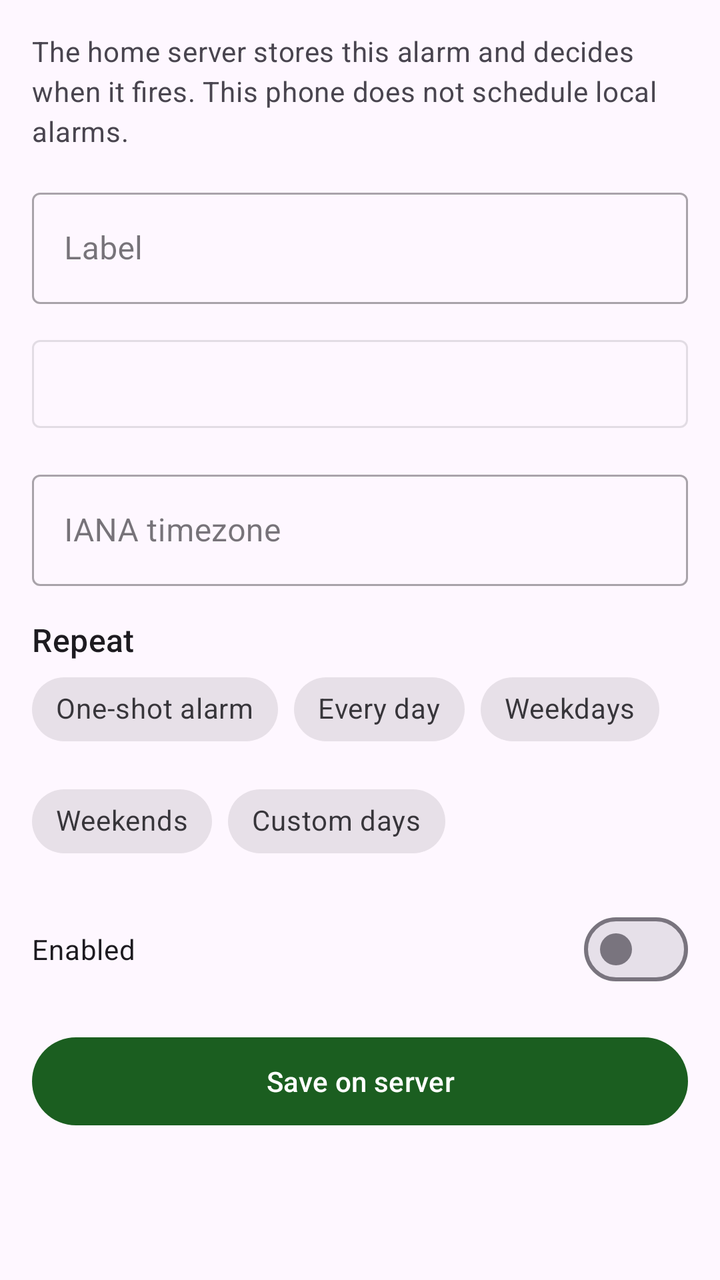
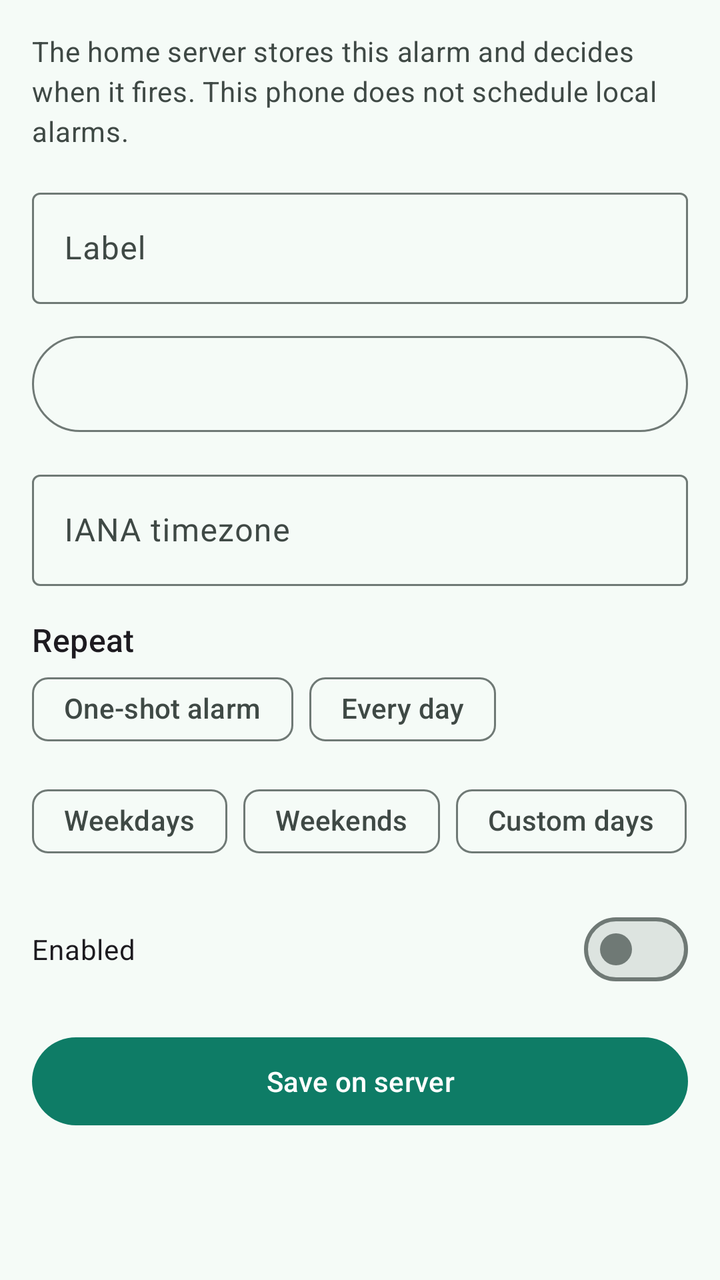

Two renders of the same Android screen: before a commit and after it. Below are the layout's source before the change and the commit's diff.
<!-- AndroidManifest.xml: another module's application theme Theme.Home -->
<!-- res/layout/fragment_alarm_editor.xml -->
<?xml version="1.0" encoding="utf-8"?>
<androidx.core.widget.NestedScrollView xmlns:android="http://schemas.android.com/apk/res/android"
    xmlns:app="http://schemas.android.com/apk/res-auto"
    android:layout_width="match_parent"
    android:layout_height="match_parent"
    android:fillViewport="true">

    <LinearLayout
        android:layout_width="match_parent"
        android:layout_height="wrap_content"
        android:orientation="vertical"
        android:padding="@dimen/alarms_screen_margin">

        <TextView
            android:layout_width="match_parent"
            android:layout_height="wrap_content"
            android:text="@string/alarms_editor_hint"
            android:textAppearance="?attr/textAppearanceBodyMedium"
            android:textColor="?attr/colorOnSurfaceVariant" />

        <com.google.android.material.textfield.TextInputLayout
            android:layout_width="match_parent"
            android:layout_height="wrap_content"
            android:layout_marginTop="16dp"
            android:hint="@string/alarms_editor_label"
            style="@style/Widget.MaterialComponents.TextInputLayout.OutlinedBox">

            <com.google.android.material.textfield.TextInputEditText
                android:id="@+id/alarm_editor_label"
                android:layout_width="match_parent"
                android:layout_height="wrap_content"
                android:imeOptions="actionNext"
                android:inputType="textCapSentences"
                android:maxLength="120" />
        </com.google.android.material.textfield.TextInputLayout>

        <com.google.android.material.button.MaterialButton
            android:id="@+id/alarm_editor_time"
            style="@style/Widget.MaterialComponents.Button.OutlinedButton"
            android:layout_width="match_parent"
            android:layout_height="wrap_content"
            android:layout_marginTop="12dp"
            android:minHeight="56dp"
            android:textAllCaps="false" />

        <com.google.android.material.button.MaterialButton
            android:id="@+id/alarm_editor_date"
            style="@style/Widget.MaterialComponents.Button.OutlinedButton"
            android:layout_width="match_parent"
            android:layout_height="wrap_content"
            android:layout_marginTop="8dp"
            android:minHeight="56dp"
            android:textAllCaps="false"
            android:visibility="gone" />

        <com.google.android.material.textfield.TextInputLayout
            android:layout_width="match_parent"
            android:layout_height="wrap_content"
            android:layout_marginTop="12dp"
            android:hint="@string/alarms_editor_timezone"
            style="@style/Widget.MaterialComponents.TextInputLayout.OutlinedBox">

            <com.google.android.material.textfield.TextInputEditText
                android:id="@+id/alarm_editor_timezone"
                android:layout_width="match_parent"
                android:layout_height="wrap_content"
                android:inputType="textNoSuggestions" />
        </com.google.android.material.textfield.TextInputLayout>

        <TextView
            android:layout_width="match_parent"
            android:layout_height="wrap_content"
            android:layout_marginTop="16dp"
            android:text="@string/alarms_editor_repeat"
            android:textAppearance="?attr/textAppearanceTitleMedium" />

        <com.google.android.material.chip.ChipGroup
            android:id="@+id/alarm_editor_repeat_group"
            android:layout_width="match_parent"
            android:layout_height="wrap_content"
            app:singleLine="false"
            app:singleSelection="true">

            <com.google.android.material.chip.Chip
                android:id="@+id/repeat_once"
                style="@style/Widget.MaterialComponents.Chip.Choice"
                android:layout_width="wrap_content"
                android:layout_height="wrap_content"
                android:checkable="true"
                android:text="@string/alarms_repeat_once" />

            <com.google.android.material.chip.Chip
                android:id="@+id/repeat_daily"
                style="@style/Widget.MaterialComponents.Chip.Choice"
                android:layout_width="wrap_content"
                android:layout_height="wrap_content"
                android:checkable="true"
                android:text="@string/alarms_repeat_daily" />

            <com.google.android.material.chip.Chip
                android:id="@+id/repeat_weekdays"
                style="@style/Widget.MaterialComponents.Chip.Choice"
                android:layout_width="wrap_content"
                android:layout_height="wrap_content"
                android:checkable="true"
                android:text="@string/alarms_repeat_weekdays" />

            <com.google.android.material.chip.Chip
                android:id="@+id/repeat_weekends"
                style="@style/Widget.MaterialComponents.Chip.Choice"
                android:layout_width="wrap_content"
                android:layout_height="wrap_content"
                android:checkable="true"
                android:text="@string/alarms_repeat_weekends" />

            <com.google.android.material.chip.Chip
                android:id="@+id/repeat_custom"
                style="@style/Widget.MaterialComponents.Chip.Choice"
                android:layout_width="wrap_content"
                android:layout_height="wrap_content"
                android:checkable="true"
                android:text="@string/alarms_repeat_custom" />
        </com.google.android.material.chip.ChipGroup>

        <TextView
            android:id="@+id/alarm_editor_days_label"
            android:layout_width="match_parent"
            android:layout_height="wrap_content"
            android:layout_marginTop="12dp"
            android:text="@string/alarms_editor_days"
            android:textAppearance="?attr/textAppearanceTitleMedium"
            android:visibility="gone" />

        <com.google.android.material.chip.ChipGroup
            android:id="@+id/alarm_editor_days_group"
            android:layout_width="match_parent"
            android:layout_height="wrap_content"
            app:singleLine="false"
            app:singleSelection="false"
            android:visibility="gone">

            <com.google.android.material.chip.Chip
                android:id="@+id/day_1"
                style="@style/Widget.MaterialComponents.Chip.Filter"
                android:layout_width="wrap_content"
                android:layout_height="wrap_content"
                android:checkable="true"
                android:text="@string/alarms_day_mon" />

            <com.google.android.material.chip.Chip
                android:id="@+id/day_2"
                style="@style/Widget.MaterialComponents.Chip.Filter"
                android:layout_width="wrap_content"
                android:layout_height="wrap_content"
                android:checkable="true"
                android:text="@string/alarms_day_tue" />

            <com.google.android.material.chip.Chip
                android:id="@+id/day_3"
                style="@style/Widget.MaterialComponents.Chip.Filter"
                android:layout_width="wrap_content"
                android:layout_height="wrap_content"
                android:checkable="true"
                android:text="@string/alarms_day_wed" />

            <com.google.android.material.chip.Chip
                android:id="@+id/day_4"
                style="@style/Widget.MaterialComponents.Chip.Filter"
                android:layout_width="wrap_content"
                android:layout_height="wrap_content"
                android:checkable="true"
                android:text="@string/alarms_day_thu" />

            <com.google.android.material.chip.Chip
                android:id="@+id/day_5"
                style="@style/Widget.MaterialComponents.Chip.Filter"
                android:layout_width="wrap_content"
                android:layout_height="wrap_content"
                android:checkable="true"
                android:text="@string/alarms_day_fri" />

            <com.google.android.material.chip.Chip
                android:id="@+id/day_6"
                style="@style/Widget.MaterialComponents.Chip.Filter"
                android:layout_width="wrap_content"
                android:layout_height="wrap_content"
                android:checkable="true"
                android:text="@string/alarms_day_sat" />

            <com.google.android.material.chip.Chip
                android:id="@+id/day_7"
                style="@style/Widget.MaterialComponents.Chip.Filter"
                android:layout_width="wrap_content"
                android:layout_height="wrap_content"
                android:checkable="true"
                android:text="@string/alarms_day_sun" />
        </com.google.android.material.chip.ChipGroup>

        <com.google.android.material.materialswitch.MaterialSwitch
            android:id="@+id/alarm_editor_enabled"
            android:layout_width="match_parent"
            android:layout_height="wrap_content"
            android:layout_marginTop="16dp"
            android:minHeight="48dp"
            android:text="@string/alarms_enabled" />

        <TextView
            android:id="@+id/alarm_editor_error"
            android:layout_width="match_parent"
            android:layout_height="wrap_content"
            android:layout_marginTop="8dp"
            android:textColor="?attr/colorError"
            android:visibility="gone" />

        <com.google.android.material.button.MaterialButton
            android:id="@+id/alarm_editor_save"
            android:layout_width="match_parent"
            android:layout_height="wrap_content"
            android:layout_marginTop="16dp"
            android:minHeight="52dp"
            android:text="@string/alarms_editor_save" />

        <com.google.android.material.button.MaterialButton
            android:id="@+id/alarm_editor_delete"
            style="@style/Widget.MaterialComponents.Button.TextButton"
            android:layout_width="match_parent"
            android:layout_height="wrap_content"
            android:layout_marginTop="8dp"
            android:minHeight="48dp"
            android:text="@string/alarms_editor_delete"
            android:textColor="?attr/colorError"
            android:visibility="gone" />

        <ProgressBar
            android:id="@+id/alarm_editor_progress"
            android:layout_width="wrap_content"
            android:layout_height="wrap_content"
            android:layout_gravity="center_horizontal"
            android:layout_marginTop="12dp"
            android:visibility="gone" />
    </LinearLayout>
</androidx.core.widget.NestedScrollView>
<!-- resources referenced by this layout -->
<resources>
  <style name="Theme.Home" parent="Theme.Material3.DayNight.NoActionBar">
          <item name="colorPrimary">@color/home_green</item>
          <item name="colorOnPrimary">@color/home_on_green</item>
          <item name="colorPrimaryContainer">@color/home_green_dark</item>
          <item name="colorOnPrimaryContainer">@color/home_on_green</item>
          <item name="colorSecondary">@color/home_teal</item>
          <item name="colorOnSecondary">@color/home_on_teal</item>
          <item name="android:statusBarColor">@color/home_green_dark</item>
          <item name="android:navigationBarColor">?attr/colorSurface</item>
          <item name="android:windowLightStatusBar">false</item>
      </style>
  <color name="home_green">#1B5E20</color>
  <color name="home_on_green">#FFFFFF</color>
  <color name="home_green_dark">#0D3F14</color>
  <color name="home_teal">#00695C</color>
  <color name="home_on_teal">#FFFFFF</color>
  <!-- unchanged entries left out for length: 21 -->
</resources>

<!-- the commit's change to res/layout/fragment_alarm_editor.xml (unified diff, before → after) -->
@@ -23,7 +23,7 @@
             android:layout_height="wrap_content"
             android:layout_marginTop="16dp"
             android:hint="@string/alarms_editor_label"
-            style="@style/Widget.MaterialComponents.TextInputLayout.OutlinedBox">
+            style="@style/Widget.Material3.TextInputLayout.OutlinedBox">
 
             <com.google.android.material.textfield.TextInputEditText
                 android:id="@+id/alarm_editor_label"
@@ -36,7 +36,7 @@
 
         <com.google.android.material.button.MaterialButton
             android:id="@+id/alarm_editor_time"
-            style="@style/Widget.MaterialComponents.Button.OutlinedButton"
+            style="@style/Widget.Material3.Button.OutlinedButton"
             android:layout_width="match_parent"
             android:layout_height="wrap_content"
             android:layout_marginTop="12dp"
@@ -45,7 +45,7 @@
 
         <com.google.android.material.button.MaterialButton
             android:id="@+id/alarm_editor_date"
-            style="@style/Widget.MaterialComponents.Button.OutlinedButton"
+            style="@style/Widget.Material3.Button.OutlinedButton"
             android:layout_width="match_parent"
             android:layout_height="wrap_content"
             android:layout_marginTop="8dp"
@@ -58,7 +58,7 @@
             android:layout_height="wrap_content"
             android:layout_marginTop="12dp"
             android:hint="@string/alarms_editor_timezone"
-            style="@style/Widget.MaterialComponents.TextInputLayout.OutlinedBox">
+            style="@style/Widget.Material3.TextInputLayout.OutlinedBox">
 
             <com.google.android.material.textfield.TextInputEditText
                 android:id="@+id/alarm_editor_timezone"
@@ -83,7 +83,7 @@
 
             <com.google.android.material.chip.Chip
                 android:id="@+id/repeat_once"
-                style="@style/Widget.MaterialComponents.Chip.Choice"
+                style="@style/Widget.Material3.Chip.Filter"
                 android:layout_width="wrap_content"
                 android:layout_height="wrap_content"
                 android:checkable="true"
@@ -91,7 +91,7 @@
 
             <com.google.android.material.chip.Chip
                 android:id="@+id/repeat_daily"
-                style="@style/Widget.MaterialComponents.Chip.Choice"
+                style="@style/Widget.Material3.Chip.Filter"
                 android:layout_width="wrap_content"
                 android:layout_height="wrap_content"
                 android:checkable="true"
@@ -99,7 +99,7 @@
 
             <com.google.android.material.chip.Chip
                 android:id="@+id/repeat_weekdays"
-                style="@style/Widget.MaterialComponents.Chip.Choice"
+                style="@style/Widget.Material3.Chip.Filter"
                 android:layout_width="wrap_content"
                 android:layout_height="wrap_content"
                 android:checkable="true"
@@ -107,7 +107,7 @@
 
             <com.google.android.material.chip.Chip
                 android:id="@+id/repeat_weekends"
-                style="@style/Widget.MaterialComponents.Chip.Choice"
+                style="@style/Widget.Material3.Chip.Filter"
                 android:layout_width="wrap_content"
                 android:layout_height="wrap_content"
                 android:checkable="true"
@@ -115,7 +115,7 @@
 
             <com.google.android.material.chip.Chip
                 android:id="@+id/repeat_custom"
-                style="@style/Widget.MaterialComponents.Chip.Choice"
+                style="@style/Widget.Material3.Chip.Filter"
                 android:layout_width="wrap_content"
                 android:layout_height="wrap_content"
                 android:checkable="true"
@@ -141,7 +141,7 @@
 
             <com.google.android.material.chip.Chip
                 android:id="@+id/day_1"
-                style="@style/Widget.MaterialComponents.Chip.Filter"
+                style="@style/Widget.Material3.Chip.Filter"
                 android:layout_width="wrap_content"
                 android:layout_height="wrap_content"
                 android:checkable="true"
@@ -149,7 +149,7 @@
 
             <com.google.android.material.chip.Chip
                 android:id="@+id/day_2"
-                style="@style/Widget.MaterialComponents.Chip.Filter"
+                style="@style/Widget.Material3.Chip.Filter"
                 android:layout_width="wrap_content"
                 android:layout_height="wrap_content"
                 android:checkable="true"
@@ -157,7 +157,7 @@
 
             <com.google.android.material.chip.Chip
                 android:id="@+id/day_3"
-                style="@style/Widget.MaterialComponents.Chip.Filter"
+                style="@style/Widget.Material3.Chip.Filter"
                 android:layout_width="wrap_content"
                 android:layout_height="wrap_content"
                 android:checkable="true"
@@ -165,7 +165,7 @@
 
             <com.google.android.material.chip.Chip
                 android:id="@+id/day_4"
-                style="@style/Widget.MaterialComponents.Chip.Filter"
+                style="@style/Widget.Material3.Chip.Filter"
                 android:layout_width="wrap_content"
                 android:layout_height="wrap_content"
                 android:checkable="true"
@@ -173,7 +173,7 @@
 
             <com.google.android.material.chip.Chip
                 android:id="@+id/day_5"
-                style="@style/Widget.MaterialComponents.Chip.Filter"
+                style="@style/Widget.Material3.Chip.Filter"
                 android:layout_width="wrap_content"
                 android:layout_height="wrap_content"
                 android:checkable="true"
@@ -181,7 +181,7 @@
 
             <com.google.android.material.chip.Chip
                 android:id="@+id/day_6"
-                style="@style/Widget.MaterialComponents.Chip.Filter"
+                style="@style/Widget.Material3.Chip.Filter"
                 android:layout_width="wrap_content"
                 android:layout_height="wrap_content"
                 android:checkable="true"
@@ -189,7 +189,7 @@
 
             <com.google.android.material.chip.Chip
                 android:id="@+id/day_7"
-                style="@style/Widget.MaterialComponents.Chip.Filter"
+                style="@style/Widget.Material3.Chip.Filter"
                 android:layout_width="wrap_content"
                 android:layout_height="wrap_content"
                 android:checkable="true"
@@ -222,7 +222,7 @@
 
         <com.google.android.material.button.MaterialButton
             android:id="@+id/alarm_editor_delete"
-            style="@style/Widget.MaterialComponents.Button.TextButton"
+            style="@style/Widget.Material3.Button.TextButton"
             android:layout_width="match_parent"
             android:layout_height="wrap_content"
             android:layout_marginTop="8dp"
<!-- resource entries referenced after the edit -->
@@ -1,21 +1,75 @@
 <!-- resources referenced by this layout -->
 <resources>
   <style name="Theme.Home" parent="Theme.Material3.DayNight.NoActionBar">
-          <item name="colorPrimary">@color/home_green</item>
-          <item name="colorOnPrimary">@color/home_on_green</item>
-          <item name="colorPrimaryContainer">@color/home_green_dark</item>
-          <item name="colorOnPrimaryContainer">@color/home_on_green</item>
-          <item name="colorSecondary">@color/home_teal</item>
-          <item name="colorOnSecondary">@color/home_on_teal</item>
-          <item name="android:statusBarColor">@color/home_green_dark</item>
-          <item name="android:navigationBarColor">?attr/colorSurface</item>
-          <item name="android:windowLightStatusBar">false</item>
+          <item name="colorPrimary">@color/home_primary</item>
+          <item name="colorOnPrimary">@color/home_on_primary</item>
+          <item name="colorPrimaryContainer">@color/home_primary_container</item>
+          <item name="colorOnPrimaryContainer">@color/home_on_primary_container</item>
+          <item name="colorSecondary">@color/home_secondary</item>
+          <item name="colorOnSecondary">@color/home_on_secondary</item>
+          <item name="colorSecondaryContainer">@color/home_secondary_container</item>
+          <item name="colorOnSecondaryContainer">@color/home_on_secondary_container</item>
+          <item name="colorTertiary">@color/home_tertiary</item>
+          <item name="colorOnTertiary">@color/home_on_tertiary</item>
+          <item name="colorTertiaryContainer">@color/home_tertiary_container</item>
+          <item name="colorOnTertiaryContainer">@color/home_on_tertiary_container</item>
+          <item name="colorError">@color/home_error</item>
+          <item name="android:colorBackground">@color/home_surface</item>
+          <item name="colorSurface">@color/home_surface</item>
+          <item name="colorOnSurface">@color/home_on_surface</item>
+          <item name="colorOnBackground">@color/home_on_surface</item>
+          <item name="colorOnSurfaceVariant">@color/home_on_surface_variant</item>
+          <item name="colorSurfaceContainerLow">@color/home_surface_container_low</item>
+          <item name="colorSurfaceContainer">@color/home_surface_container</item>
+          <item name="colorSurfaceContainerHigh">@color/home_surface_container_high</item>
+          <item name="colorSurfaceContainerHighest">@color/home_surface_container_highest</item>
+          <item name="colorOutline">@color/home_outline</item>
+          <item name="colorOutlineVariant">@color/home_outline_variant</item>
+  
+          
+          <item name="shapeAppearanceSmallComponent">@style/ShapeAppearance.Home.Small</item>
+          <item name="shapeAppearanceMediumComponent">@style/ShapeAppearance.Home.Medium</item>
+          <item name="shapeAppearanceLargeComponent">@style/ShapeAppearance.Home.Large</item>
+  
+          <item name="android:statusBarColor">@color/home_surface</item>
+          <item name="android:navigationBarColor">@color/home_surface_container</item>
+          <item name="android:windowLightStatusBar">@bool/home_light_bars</item>
+          <item name="android:windowLightNavigationBar">@bool/home_light_bars</item>
       </style>
-  <color name="home_green">#1B5E20</color>
-  <color name="home_on_green">#FFFFFF</color>
-  <color name="home_green_dark">#0D3F14</color>
-  <color name="home_teal">#00695C</color>
-  <color name="home_on_teal">#FFFFFF</color>
+  <color name="home_primary">#0E7C66</color>
+  <color name="home_on_primary">#FFFFFF</color>
+  <color name="home_primary_container">#BDF2E0</color>
+  <color name="home_on_primary_container">#00201A</color>
+  <color name="home_secondary">#4A635B</color>
+  <color name="home_on_secondary">#FFFFFF</color>
+  <color name="home_secondary_container">#CCE8DE</color>
+  <color name="home_on_secondary_container">#05201A</color>
+  <color name="home_tertiary">#8A5100</color>
+  <color name="home_on_tertiary">#FFFFFF</color>
+  <color name="home_tertiary_container">#FFDDB6</color>
+  <color name="home_on_tertiary_container">#2C1600</color>
+  <color name="home_error">#BA1A1A</color>
+  <color name="home_surface">#F5FBF7</color>
+  <color name="home_on_surface">#171D1A</color>
+  <color name="home_on_surface_variant">#3F4945</color>
+  <color name="home_surface_container_low">#EFF5F1</color>
+  <color name="home_surface_container">#E9F0EC</color>
+  <color name="home_surface_container_high">#E3EAE6</color>
+  <color name="home_surface_container_highest">#DDE4E0</color>
+  <color name="home_outline">#6F7975</color>
+  <color name="home_outline_variant">#BFC9C4</color>
+  <style name="ShapeAppearance.Home.Small" parent="ShapeAppearance.Material3.SmallComponent">
+          <item name="cornerFamily">rounded</item>
+          <item name="cornerSize">14dp</item>
+      </style>
+  <style name="ShapeAppearance.Home.Medium" parent="ShapeAppearance.Material3.MediumComponent">
+          <item name="cornerFamily">rounded</item>
+          <item name="cornerSize">22dp</item>
+      </style>
+  <style name="ShapeAppearance.Home.Large" parent="ShapeAppearance.Material3.LargeComponent">
+          <item name="cornerFamily">rounded</item>
+          <item name="cornerSize">28dp</item>
+      </style>
   <!-- unchanged entries left out for length: 21 -->
 </resources>
 
